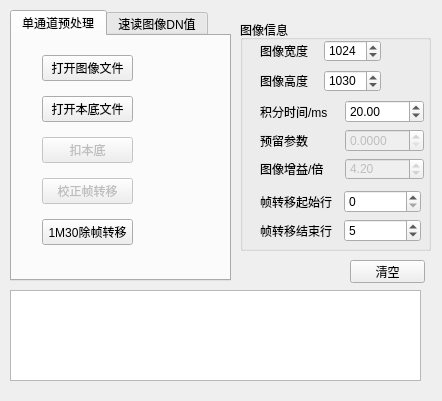
Qt form gui.ui (angel263wy/Img_preprocess) before a commit.
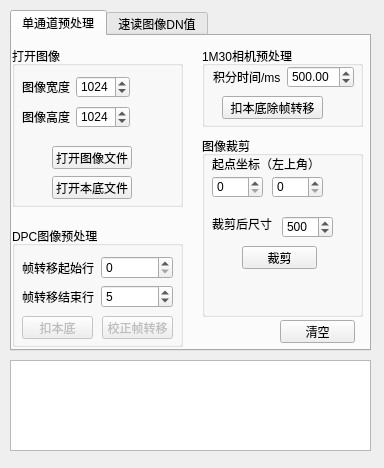
The same form after that commit.

Commit message: 界面重新编排 每项功能分区 新增图像裁剪功能 输出方形图像

The edit to the form file:
```diff
--- a/gui.ui
+++ b/gui.ui
@@ -6,8 +6,8 @@
    <rect>
     <x>0</x>
     <y>0</y>
-    <width>442</width>
-    <height>401</height>
+    <width>384</width>
+    <height>468</height>
    </rect>
   </property>
   <property name="windowTitle">
@@ -17,8 +17,8 @@
    <property name="geometry">
     <rect>
      <x>10</x>
-     <y>290</y>
-     <width>411</width>
+     <y>360</y>
+     <width>361</width>
      <height>91</height>
     </rect>
    </property>
@@ -28,8 +28,8 @@
     <rect>
      <x>10</x>
      <y>10</y>
-     <width>221</width>
-     <height>271</height>
+     <width>361</width>
+     <height>341</height>
     </rect>
    </property>
    <property name="currentIndex">
@@ -39,58 +39,383 @@
     <attribute name="title">
      <string>单通道预处理</string>
     </attribute>
-    <widget class="QWidget" name="layoutWidget">
+    <widget class="QGroupBox" name="groupBox_4">
      <property name="geometry">
       <rect>
-       <x>30</x>
+       <x>0</x>
        <y>10</y>
-       <width>91</width>
-       <height>211</height>
+       <width>171</width>
+       <height>161</height>
       </rect>
      </property>
-     <layout class="QVBoxLayout" name="verticalLayout_3">
-      <item>
-       <widget class="QPushButton" name="pushButton_openIMG_sig">
-        <property name="text">
-         <string>打开图像文件</string>
-        </property>
-       </widget>
-      </item>
-      <item>
-       <widget class="QPushButton" name="pushButton_open_dark_sig">
-        <property name="text">
-         <string>打开本底文件</string>
-        </property>
-       </widget>
-      </item>
-      <item>
-       <widget class="QPushButton" name="pushButton_sub_dark_sig">
-        <property name="enabled">
-         <bool>false</bool>
-        </property>
-        <property name="text">
-         <string>扣本底</string>
-        </property>
-       </widget>
-      </item>
-      <item>
-       <widget class="QPushButton" name="pushButton_dis_smear">
-        <property name="enabled">
-         <bool>false</bool>
-        </property>
-        <property name="text">
-         <string>校正帧转移</string>
-        </property>
-       </widget>
-      </item>
-      <item>
-       <widget class="QPushButton" name="pushButton_1M30dis_smear">
-        <property name="text">
-         <string>1M30除帧转移</string>
-        </property>
-       </widget>
-      </item>
-     </layout>
+     <property name="title">
+      <string>打开图像</string>
+     </property>
+     <widget class="QPushButton" name="pushButton_openIMG_sig">
+      <property name="geometry">
+       <rect>
+        <x>40</x>
+        <y>100</y>
+        <width>80</width>
+        <height>23</height>
+       </rect>
+      </property>
+      <property name="text">
+       <string>打开图像文件</string>
+      </property>
+     </widget>
+     <widget class="QPushButton" name="pushButton_open_dark_sig">
+      <property name="geometry">
+       <rect>
+        <x>40</x>
+        <y>130</y>
+        <width>80</width>
+        <height>23</height>
+       </rect>
+      </property>
+      <property name="text">
+       <string>打开本底文件</string>
+      </property>
+     </widget>
+     <widget class="QWidget" name="">
+      <property name="geometry">
+       <rect>
+        <x>10</x>
+        <y>30</y>
+        <width>108</width>
+        <height>22</height>
+       </rect>
+      </property>
+      <layout class="QHBoxLayout" name="horizontalLayout">
+       <item>
+        <widget class="QLabel" name="label">
+         <property name="text">
+          <string>图像宽度</string>
+         </property>
+        </widget>
+       </item>
+       <item>
+        <widget class="QSpinBox" name="spinBox_img_width">
+         <property name="minimum">
+          <number>1</number>
+         </property>
+         <property name="maximum">
+          <number>9999</number>
+         </property>
+         <property name="value">
+          <number>1024</number>
+         </property>
+        </widget>
+       </item>
+      </layout>
+     </widget>
+     <widget class="QWidget" name="">
+      <property name="geometry">
+       <rect>
+        <x>10</x>
+        <y>60</y>
+        <width>108</width>
+        <height>22</height>
+       </rect>
+      </property>
+      <layout class="QHBoxLayout" name="horizontalLayout_2">
+       <item>
+        <widget class="QLabel" name="label_2">
+         <property name="text">
+          <string>图像高度</string>
+         </property>
+        </widget>
+       </item>
+       <item>
+        <widget class="QSpinBox" name="spinBox_img_height">
+         <property name="minimum">
+          <number>1</number>
+         </property>
+         <property name="maximum">
+          <number>9999</number>
+         </property>
+         <property name="value">
+          <number>1024</number>
+         </property>
+        </widget>
+       </item>
+      </layout>
+     </widget>
+    </widget>
+    <widget class="QGroupBox" name="groupBox_5">
+     <property name="geometry">
+      <rect>
+       <x>0</x>
+       <y>190</y>
+       <width>171</width>
+       <height>121</height>
+      </rect>
+     </property>
+     <property name="title">
+      <string>DPC图像预处理</string>
+     </property>
+     <widget class="QPushButton" name="pushButton_sub_dark_sig">
+      <property name="enabled">
+       <bool>false</bool>
+      </property>
+      <property name="geometry">
+       <rect>
+        <x>10</x>
+        <y>90</y>
+        <width>71</width>
+        <height>23</height>
+       </rect>
+      </property>
+      <property name="text">
+       <string>扣本底</string>
+      </property>
+     </widget>
+     <widget class="QPushButton" name="pushButton_dis_smear">
+      <property name="enabled">
+       <bool>false</bool>
+      </property>
+      <property name="geometry">
+       <rect>
+        <x>90</x>
+        <y>90</y>
+        <width>71</width>
+        <height>23</height>
+       </rect>
+      </property>
+      <property name="text">
+       <string>校正帧转移</string>
+      </property>
+     </widget>
+     <widget class="QWidget" name="layoutWidget">
+      <property name="geometry">
+       <rect>
+        <x>10</x>
+        <y>30</y>
+        <width>151</width>
+        <height>52</height>
+       </rect>
+      </property>
+      <layout class="QVBoxLayout" name="verticalLayout_2">
+       <item>
+        <layout class="QHBoxLayout" name="horizontalLayout_6">
+         <item>
+          <widget class="QLabel" name="label_5">
+           <property name="text">
+            <string>帧转移起始行</string>
+           </property>
+          </widget>
+         </item>
+         <item>
+          <widget class="QSpinBox" name="spinBox_smear_start_line">
+           <property name="enabled">
+            <bool>true</bool>
+           </property>
+           <property name="minimum">
+            <number>0</number>
+           </property>
+           <property name="maximum">
+            <number>9999</number>
+           </property>
+           <property name="value">
+            <number>0</number>
+           </property>
+          </widget>
+         </item>
+        </layout>
+       </item>
+       <item>
+        <layout class="QHBoxLayout" name="horizontalLayout_7">
+         <item>
+          <widget class="QLabel" name="label_7">
+           <property name="text">
+            <string>帧转移结束行</string>
+           </property>
+          </widget>
+         </item>
+         <item>
+          <widget class="QSpinBox" name="spinBox_smear_end_line">
+           <property name="enabled">
+            <bool>true</bool>
+           </property>
+           <property name="minimum">
+            <number>0</number>
+           </property>
+           <property name="maximum">
+            <number>9999</number>
+           </property>
+           <property name="value">
+            <number>5</number>
+           </property>
+          </widget>
+         </item>
+        </layout>
+       </item>
+      </layout>
+     </widget>
+    </widget>
+    <widget class="QGroupBox" name="groupBox_3">
+     <property name="geometry">
+      <rect>
+       <x>190</x>
+       <y>10</y>
+       <width>161</width>
+       <height>81</height>
+      </rect>
+     </property>
+     <property name="title">
+      <string>1M30相机预处理</string>
+     </property>
+     <widget class="QPushButton" name="pushButton_1M30dis_smear">
+      <property name="geometry">
+       <rect>
+        <x>20</x>
+        <y>50</y>
+        <width>101</width>
+        <height>23</height>
+       </rect>
+      </property>
+      <property name="text">
+       <string>扣本底除帧转移</string>
+      </property>
+     </widget>
+     <widget class="QWidget" name="">
+      <property name="geometry">
+       <rect>
+        <x>11</x>
+        <y>20</y>
+        <width>141</width>
+        <height>22</height>
+       </rect>
+      </property>
+      <layout class="QHBoxLayout" name="horizontalLayout_3">
+       <item>
+        <widget class="QLabel" name="label_3">
+         <property name="text">
+          <string>积分时间/ms</string>
+         </property>
+        </widget>
+       </item>
+       <item>
+        <widget class="QDoubleSpinBox" name="doubleSpinBox_integration">
+         <property name="enabled">
+          <bool>true</bool>
+         </property>
+         <property name="decimals">
+          <number>2</number>
+         </property>
+         <property name="maximum">
+          <double>9999.989999999999782</double>
+         </property>
+         <property name="singleStep">
+          <double>0.500000000000000</double>
+         </property>
+         <property name="value">
+          <double>500.000000000000000</double>
+         </property>
+        </widget>
+       </item>
+      </layout>
+     </widget>
+    </widget>
+    <widget class="QGroupBox" name="groupBox">
+     <property name="geometry">
+      <rect>
+       <x>190</x>
+       <y>100</y>
+       <width>161</width>
+       <height>181</height>
+      </rect>
+     </property>
+     <property name="title">
+      <string>图像裁剪</string>
+     </property>
+     <widget class="QLabel" name="label_11">
+      <property name="geometry">
+       <rect>
+        <x>10</x>
+        <y>20</y>
+        <width>121</width>
+        <height>16</height>
+       </rect>
+      </property>
+      <property name="text">
+       <string>起点坐标（左上角） </string>
+      </property>
+     </widget>
+     <widget class="QSpinBox" name="spinBox_cutX">
+      <property name="geometry">
+       <rect>
+        <x>10</x>
+        <y>40</y>
+        <width>51</width>
+        <height>22</height>
+       </rect>
+      </property>
+      <property name="maximum">
+       <number>9999</number>
+      </property>
+      <property name="value">
+       <number>0</number>
+      </property>
+     </widget>
+     <widget class="QSpinBox" name="spinBox_cutY">
+      <property name="geometry">
+       <rect>
+        <x>70</x>
+        <y>40</y>
+        <width>51</width>
+        <height>22</height>
+       </rect>
+      </property>
+      <property name="maximum">
+       <number>9999</number>
+      </property>
+      <property name="value">
+       <number>0</number>
+      </property>
+     </widget>
+     <widget class="QLabel" name="label_12">
+      <property name="geometry">
+       <rect>
+        <x>10</x>
+        <y>80</y>
+        <width>71</width>
+        <height>16</height>
+       </rect>
+      </property>
+      <property name="text">
+       <string>裁剪后尺寸</string>
+      </property>
+     </widget>
+     <widget class="QSpinBox" name="spinBox_cut_size">
+      <property name="geometry">
+       <rect>
+        <x>80</x>
+        <y>80</y>
+        <width>51</width>
+        <height>22</height>
+       </rect>
+      </property>
+      <property name="maximum">
+       <number>9999</number>
+      </property>
+      <property name="value">
+       <number>500</number>
+      </property>
+     </widget>
+     <widget class="QPushButton" name="pushButton_img_cut">
+      <property name="geometry">
+       <rect>
+        <x>40</x>
+        <y>110</y>
+        <width>75</width>
+        <height>23</height>
+       </rect>
+      </property>
+      <property name="text">
+       <string>裁剪</string>
+      </property>
+     </widget>
     </widget>
    </widget>
    <widget class="QWidget" name="tab_2">
@@ -228,250 +553,11 @@
     </widget>
    </widget>
   </widget>
-  <widget class="QGroupBox" name="groupBox">
-   <property name="geometry">
-    <rect>
-     <x>240</x>
-     <y>20</y>
-     <width>191</width>
-     <height>231</height>
-    </rect>
-   </property>
-   <property name="title">
-    <string>图像信息</string>
-   </property>
-   <widget class="QWidget" name="layoutWidget">
-    <property name="geometry">
-     <rect>
-      <x>20</x>
-      <y>20</y>
-      <width>121</width>
-      <height>22</height>
-     </rect>
-    </property>
-    <layout class="QHBoxLayout" name="horizontalLayout">
-     <item>
-      <widget class="QLabel" name="label">
-       <property name="text">
-        <string>图像宽度</string>
-       </property>
-      </widget>
-     </item>
-     <item>
-      <widget class="QSpinBox" name="spinBox_img_width">
-       <property name="minimum">
-        <number>1</number>
-       </property>
-       <property name="maximum">
-        <number>9999</number>
-       </property>
-       <property name="value">
-        <number>1024</number>
-       </property>
-      </widget>
-     </item>
-    </layout>
-   </widget>
-   <widget class="QWidget" name="layoutWidget">
-    <property name="geometry">
-     <rect>
-      <x>20</x>
-      <y>50</y>
-      <width>121</width>
-      <height>22</height>
-     </rect>
-    </property>
-    <layout class="QHBoxLayout" name="horizontalLayout_2">
-     <item>
-      <widget class="QLabel" name="label_2">
-       <property name="text">
-        <string>图像高度</string>
-       </property>
-      </widget>
-     </item>
-     <item>
-      <widget class="QSpinBox" name="spinBox_img_height">
-       <property name="minimum">
-        <number>1</number>
-       </property>
-       <property name="maximum">
-        <number>9999</number>
-       </property>
-       <property name="value">
-        <number>1030</number>
-       </property>
-      </widget>
-     </item>
-    </layout>
-   </widget>
-   <widget class="QWidget" name="layoutWidget">
-    <property name="geometry">
-     <rect>
-      <x>20</x>
-      <y>80</y>
-      <width>164</width>
-      <height>80</height>
-     </rect>
-    </property>
-    <layout class="QVBoxLayout" name="verticalLayout">
-     <item>
-      <layout class="QHBoxLayout" name="horizontalLayout_3">
-       <item>
-        <widget class="QLabel" name="label_3">
-         <property name="text">
-          <string>积分时间/ms</string>
-         </property>
-        </widget>
-       </item>
-       <item>
-        <widget class="QDoubleSpinBox" name="doubleSpinBox_integration">
-         <property name="enabled">
-          <bool>true</bool>
-         </property>
-         <property name="maximum">
-          <double>999.990000000000009</double>
-         </property>
-         <property name="singleStep">
-          <double>0.500000000000000</double>
-         </property>
-         <property name="value">
-          <double>20.000000000000000</double>
-         </property>
-        </widget>
-       </item>
-      </layout>
-     </item>
-     <item>
-      <layout class="QHBoxLayout" name="horizontalLayout_4">
-       <item>
-        <widget class="QLabel" name="label_4">
-         <property name="text">
-          <string>预留参数</string>
-         </property>
-        </widget>
-       </item>
-       <item>
-        <widget class="QDoubleSpinBox" name="doubleSpinBox_shift">
-         <property name="enabled">
-          <bool>false</bool>
-         </property>
-         <property name="decimals">
-          <number>4</number>
-         </property>
-         <property name="maximum">
-          <double>999.990000000000009</double>
-         </property>
-         <property name="singleStep">
-          <double>0.001000000000000</double>
-         </property>
-         <property name="value">
-          <double>0.000000000000000</double>
-         </property>
-        </widget>
-       </item>
-      </layout>
-     </item>
-     <item>
-      <layout class="QHBoxLayout" name="horizontalLayout_5">
-       <item>
-        <widget class="QLabel" name="label_6">
-         <property name="text">
-          <string>图像增益/倍</string>
-         </property>
-        </widget>
-       </item>
-       <item>
-        <widget class="QDoubleSpinBox" name="doubleSpinBox_gain">
-         <property name="enabled">
-          <bool>false</bool>
-         </property>
-         <property name="maximum">
-          <double>999.990000000000009</double>
-         </property>
-         <property name="singleStep">
-          <double>0.500000000000000</double>
-         </property>
-         <property name="value">
-          <double>4.200000000000000</double>
-         </property>
-        </widget>
-       </item>
-      </layout>
-     </item>
-    </layout>
-   </widget>
-   <widget class="QWidget" name="layoutWidget">
-    <property name="geometry">
-     <rect>
-      <x>20</x>
-      <y>170</y>
-      <width>161</width>
-      <height>52</height>
-     </rect>
-    </property>
-    <layout class="QVBoxLayout" name="verticalLayout_2">
-     <item>
-      <layout class="QHBoxLayout" name="horizontalLayout_6">
-       <item>
-        <widget class="QLabel" name="label_5">
-         <property name="text">
-          <string>帧转移起始行</string>
-         </property>
-        </widget>
-       </item>
-       <item>
-        <widget class="QSpinBox" name="spinBox_smear_start_line">
-         <property name="enabled">
-          <bool>true</bool>
-         </property>
-         <property name="minimum">
-          <number>0</number>
-         </property>
-         <property name="maximum">
-          <number>9999</number>
-         </property>
-         <property name="value">
-          <number>0</number>
-         </property>
-        </widget>
-       </item>
-      </layout>
-     </item>
-     <item>
-      <layout class="QHBoxLayout" name="horizontalLayout_7">
-       <item>
-        <widget class="QLabel" name="label_7">
-         <property name="text">
-          <string>帧转移结束行</string>
-         </property>
-        </widget>
-       </item>
-       <item>
-        <widget class="QSpinBox" name="spinBox_smear_end_line">
-         <property name="enabled">
-          <bool>true</bool>
-         </property>
-         <property name="minimum">
-          <number>0</number>
-         </property>
-         <property name="maximum">
-          <number>9999</number>
-         </property>
-         <property name="value">
-          <number>5</number>
-         </property>
-        </widget>
-       </item>
-      </layout>
-     </item>
-    </layout>
-   </widget>
-  </widget>
   <widget class="QPushButton" name="pushButton_log_clear">
    <property name="geometry">
     <rect>
-     <x>350</x>
-     <y>260</y>
+     <x>280</x>
+     <y>320</y>
      <width>75</width>
      <height>23</height>
     </rect>
```
Left out of the diff: 43 changed lines with no effect on the pictures. The commit also changes 2 other files.
